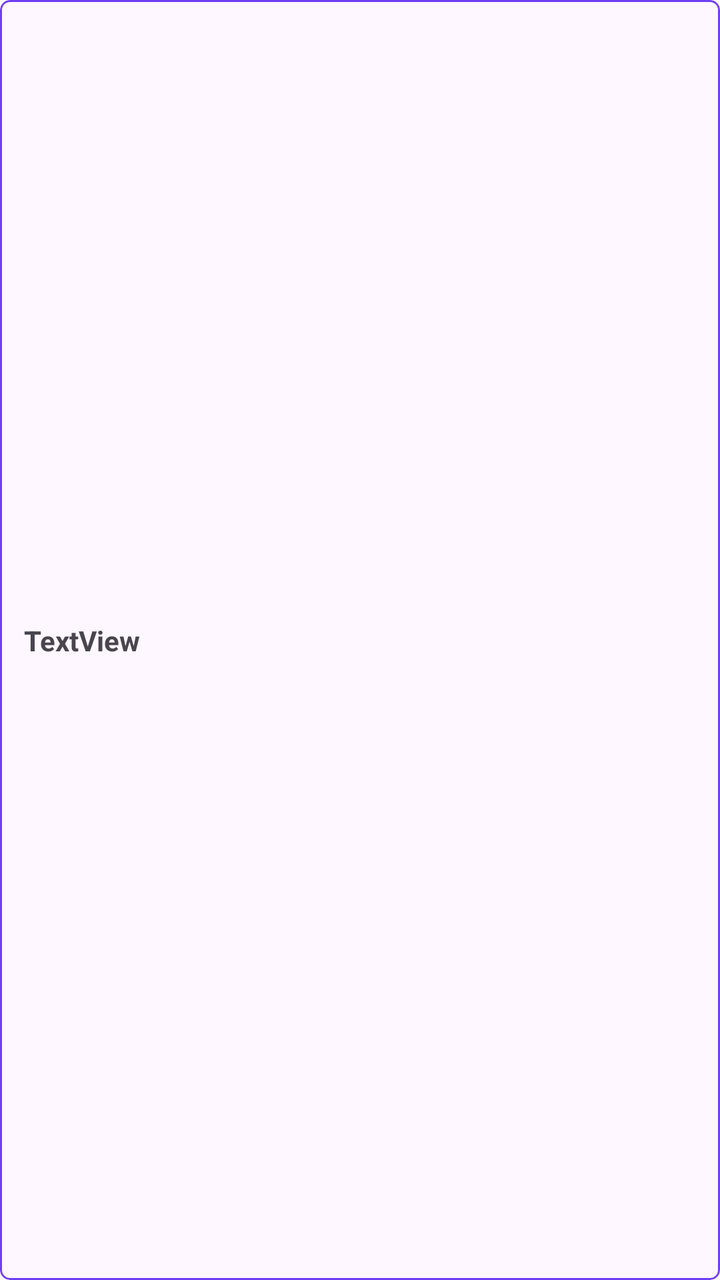
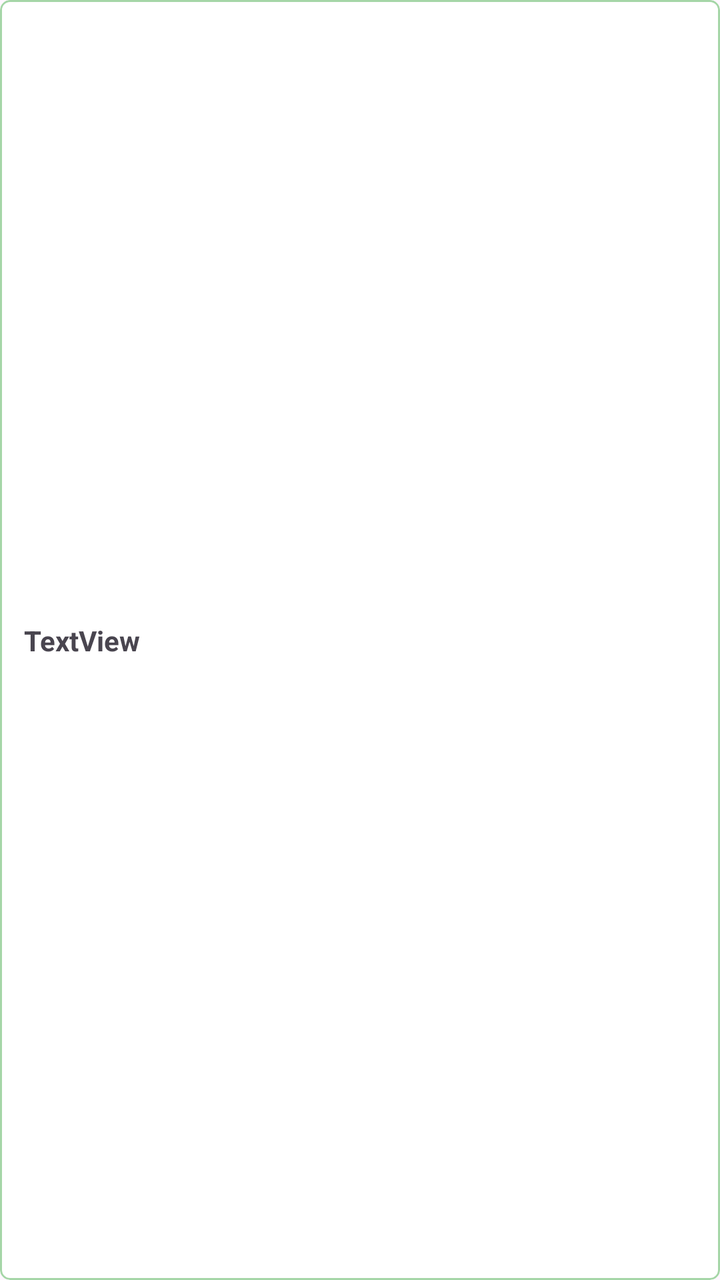

The first picture is an Android layout as it rendered before a commit; the second is the same layout after the commit. The layout source and the unified diff follow.
<!-- AndroidManifest.xml: application theme Theme.DesignExample -->
<!-- res/layout/recycler_view_card.xml -->
<?xml version="1.0" encoding="utf-8"?>
<com.google.android.material.card.MaterialCardView xmlns:android="http://schemas.android.com/apk/res/android"
    xmlns:app="http://schemas.android.com/apk/res-auto"
    xmlns:tools="http://schemas.android.com/tools"
    android:id="@+id/BahceRecyclerViewCardView"
    android:layout_width="match_parent"
    android:layout_height="wrap_content"
    android:layout_margin="10dp"
    android:elevation="6dp"
    app:cardCornerRadius="5dp"
    app:strokeColor="#6E3FF3">

    <androidx.constraintlayout.widget.ConstraintLayout
        android:id="@+id/BahceConstraitLayout"
        android:layout_width="match_parent"
        android:layout_height="match_parent">

        <TextView
            android:id="@+id/RaporRecyclerViewTextView"
            android:layout_width="wrap_content"
            android:layout_height="wrap_content"
            android:layout_margin="6dp"
            android:layout_marginStart="16dp"
            android:padding="6dp"
            android:text="TextView"
            android:textStyle="bold"
            app:layout_constraintBottom_toBottomOf="parent"
            app:layout_constraintStart_toStartOf="parent"
            app:layout_constraintTop_toTopOf="parent" />


    </androidx.constraintlayout.widget.ConstraintLayout>


</com.google.android.material.card.MaterialCardView>
<!-- resources referenced by this layout -->
<resources>
  <style name="Theme.DesignExample" parent="Base.Theme.DesignExample" />
  <style name="Base.Theme.DesignExample" parent="Theme.Material3.DayNight.NoActionBar">
          
          
          <item name="android:statusBarColor">@color/black</item>
      </style>
  <color name="black">#FF000000</color>
</resources>

<!-- the commit's change to res/layout/recycler_view_card.xml (unified diff, before → after) -->
@@ -8,12 +8,13 @@
     android:layout_margin="10dp"
     android:elevation="6dp"
     app:cardCornerRadius="5dp"
-    app:strokeColor="#6E3FF3">
+    app:strokeColor="#A5D6A7">
 
     <androidx.constraintlayout.widget.ConstraintLayout
         android:id="@+id/BahceConstraitLayout"
         android:layout_width="match_parent"
-        android:layout_height="match_parent">
+        android:layout_height="match_parent"
+        android:background="@color/white">
 
         <TextView
             android:id="@+id/RaporRecyclerViewTextView"
<!-- resource entries referenced after the edit -->
@@ -1,5 +1,6 @@
 <!-- resources referenced by this layout -->
 <resources>
+  <color name="white">#FFFFFFFF</color>
   <style name="Theme.DesignExample" parent="Base.Theme.DesignExample" />
   <style name="Base.Theme.DesignExample" parent="Theme.Material3.DayNight.NoActionBar">
           
